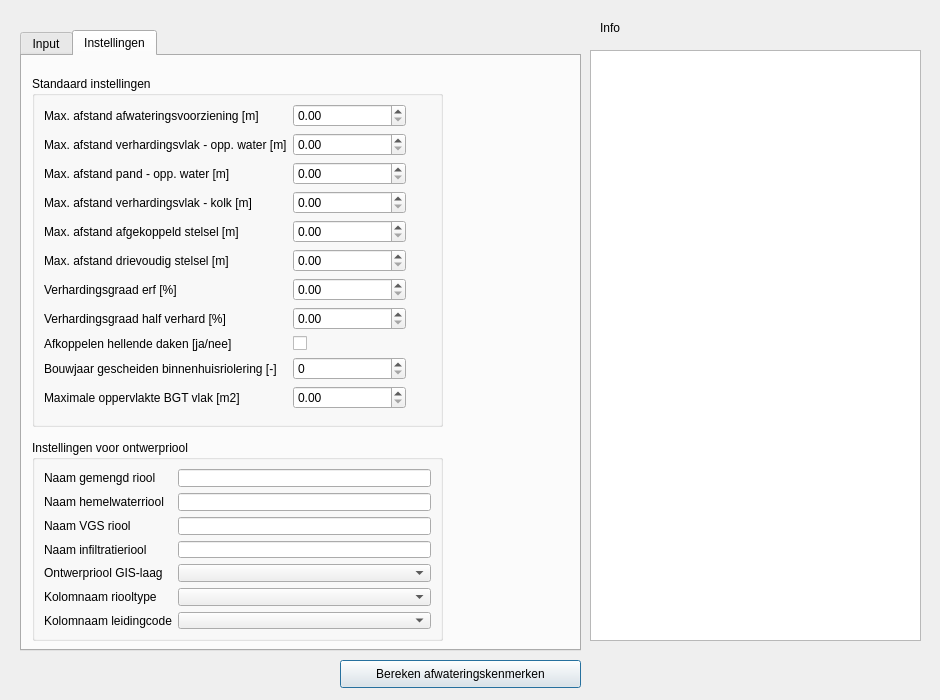
Before: the Qt Designer form plugin/bgtinlooptool/BGTInloopTool_dialog_base.ui in nens/bgt-inlooptool, drawn with Qt 5.
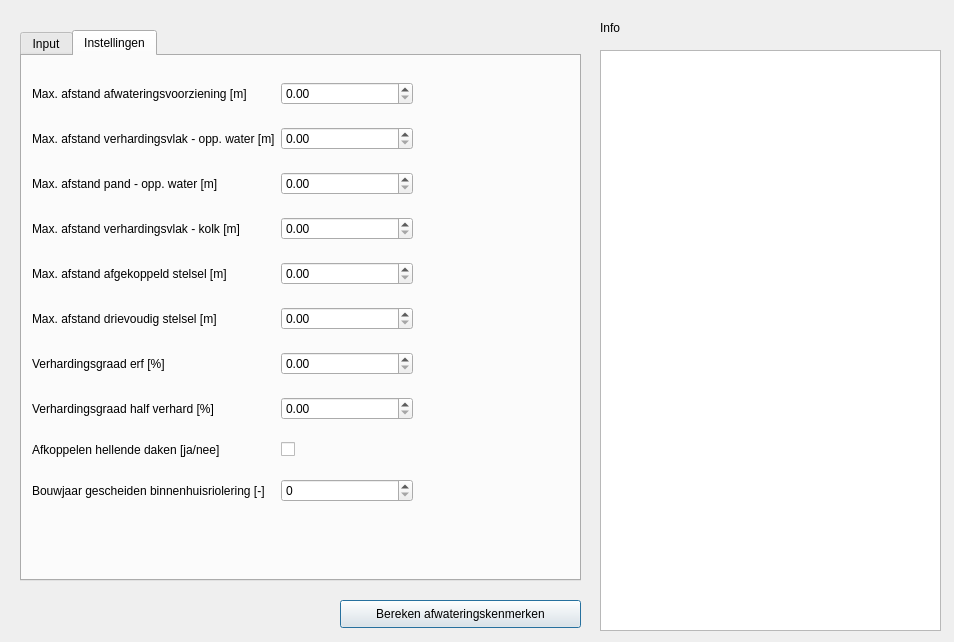
After: the same form once the commit is applied. The open tabs and pages were chosen to show the change. Custom widgets are drawn as their Qt base class.

```diff
--- a/plugin/bgtinlooptool/BGTInloopTool_dialog_base.ui
+++ b/plugin/bgtinlooptool/BGTInloopTool_dialog_base.ui
@@ -6,8 +6,8 @@
    <rect>
     <x>0</x>
     <y>0</y>
-    <width>940</width>
-    <height>700</height>
+    <width>954</width>
+    <height>642</height>
    </rect>
   </property>
   <property name="windowTitle">
@@ -17,7 +17,7 @@
    <property name="geometry">
     <rect>
      <x>340</x>
-     <y>660</y>
+     <y>600</y>
      <width>241</width>
      <height>28</height>
     </rect>
@@ -26,6 +26,16 @@
     <string>Bereken afwateringskenmerken</string>
    </property>
   </widget>
+  <widget class="QListWidget" name="listWidget">
+   <property name="geometry">
+    <rect>
+     <x>600</x>
+     <y>50</y>
+     <width>341</width>
+     <height>581</height>
+    </rect>
+   </property>
+  </widget>
   <widget class="QLabel" name="label_13">
    <property name="geometry">
     <rect>
@@ -48,7 +58,7 @@
      <x>20</x>
      <y>30</y>
      <width>561</width>
-     <height>621</height>
+     <height>551</height>
     </rect>
    </property>
    <property name="sizePolicy">
@@ -279,25 +289,13 @@
     <attribute name="title">
      <string>Instellingen</string>
     </attribute>
-    <widget class="QGroupBox" name="groupBox">
+    <widget class="QWidget" name="layoutWidget">
      <property name="geometry">
       <rect>
        <x>10</x>
-       <y>20</y>
-       <width>411</width>
-       <height>351</height>
-      </rect>
-     </property>
-     <property name="title">
-      <string>Standaard instellingen</string>
-     </property>
-     <widget class="QWidget" name="">
-      <property name="geometry">
-       <rect>
-        <x>12</x>
-        <y>28</y>
-        <width>362</width>
-        <height>308</height>
+       <y>10</y>
+       <width>381</width>
+       <height>461</height>
        </rect>
       </property>
       <layout class="QGridLayout" name="gridLayout">
@@ -405,115 +403,9 @@
        <item row="9" column="1">
         <widget class="QSpinBox" name="bouwjaar_gescheiden_binnenhuisriolering"/>
        </item>
-       <item row="10" column="0">
-        <widget class="QLabel" name="label_26">
-         <property name="text">
-          <string>Maximale oppervlakte BGT vlak [m2]</string>
-         </property>
-        </widget>
-       </item>
-       <item row="10" column="1">
-        <widget class="QgsDoubleSpinBox" name="max_oppervlak_bgt_vlak"/>
-       </item>
       </layout>
      </widget>
     </widget>
-    <widget class="QGroupBox" name="groupBox_2">
-     <property name="geometry">
-      <rect>
-       <x>10</x>
-       <y>384</y>
-       <width>411</width>
-       <height>201</height>
-      </rect>
-     </property>
-     <property name="title">
-      <string>Instellingen voor ontwerpriool</string>
-     </property>
-     <layout class="QGridLayout" name="gridLayout_3">
-      <item row="1" column="1">
-       <widget class="QLineEdit" name="ontwerp_hemelwater_naam"/>
-      </item>
-      <item row="2" column="1">
-       <widget class="QLineEdit" name="ontwerp_vgs_naam"/>
-      </item>
-      <item row="6" column="1">
-       <widget class="QComboBox" name="ontwerp_leidingcode_kolom"/>
-      </item>
-      <item row="0" column="1">
-       <widget class="QLineEdit" name="ontwerp_gemengd_naam"/>
-      </item>
-      <item row="5" column="1">
-       <widget class="QComboBox" name="ontwerp_riooltype_kolom"/>
-      </item>
-      <item row="0" column="0">
-       <widget class="QLabel" name="label_12">
-        <property name="text">
-         <string>Naam gemengd riool</string>
-        </property>
-       </widget>
-      </item>
-      <item row="1" column="0">
-       <widget class="QLabel" name="label_18">
-        <property name="text">
-         <string>Naam hemelwaterriool</string>
-        </property>
-       </widget>
-      </item>
-      <item row="2" column="0">
-       <widget class="QLabel" name="label_20">
-        <property name="text">
-         <string>Naam VGS riool</string>
-        </property>
-       </widget>
-      </item>
-      <item row="5" column="0">
-       <widget class="QLabel" name="label_24">
-        <property name="text">
-         <string>Kolomnaam riooltype</string>
-        </property>
-       </widget>
-      </item>
-      <item row="4" column="0">
-       <widget class="QLabel" name="label_23">
-        <property name="text">
-         <string>Ontwerpriool GIS-laag</string>
-        </property>
-       </widget>
-      </item>
-      <item row="6" column="0">
-       <widget class="QLabel" name="label_25">
-        <property name="text">
-         <string>Kolomnaam leidingcode</string>
-        </property>
-       </widget>
-      </item>
-      <item row="3" column="1">
-       <widget class="QLineEdit" name="ontwerp_infiltratie_naam"/>
-      </item>
-      <item row="3" column="0">
-       <widget class="QLabel" name="label_21">
-        <property name="text">
-         <string>Naam infiltratieriool</string>
-        </property>
-       </widget>
-      </item>
-      <item row="4" column="1">
-       <widget class="QComboBox" name="ontwerp_laag_naam"/>
-      </item>
-     </layout>
-    </widget>
-   </widget>
-  </widget>
-  <widget class="QTextBrowser" name="info_window">
-   <property name="geometry">
-    <rect>
-     <x>590</x>
-     <y>50</y>
-     <width>331</width>
-     <height>591</height>
-    </rect>
-   </property>
   </widget>
  </widget>
  <customwidgets>
```
Left out of the diff: 49 changed lines with no effect on the pictures. Lines whose indentation alone changed are shown as unchanged.
